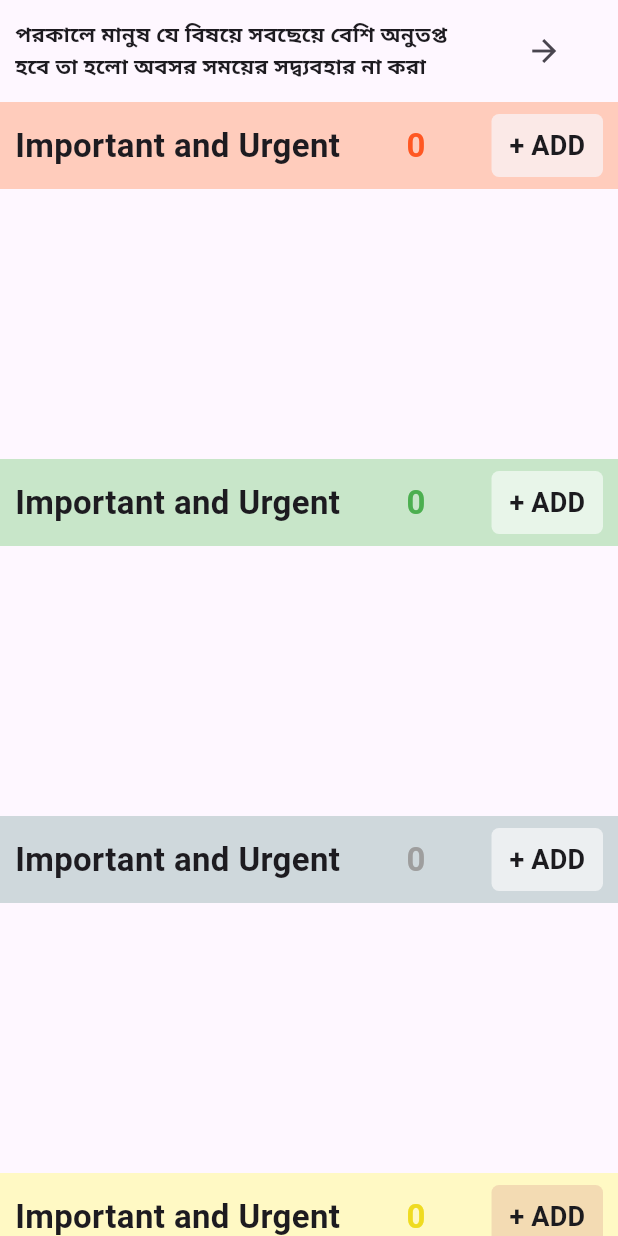
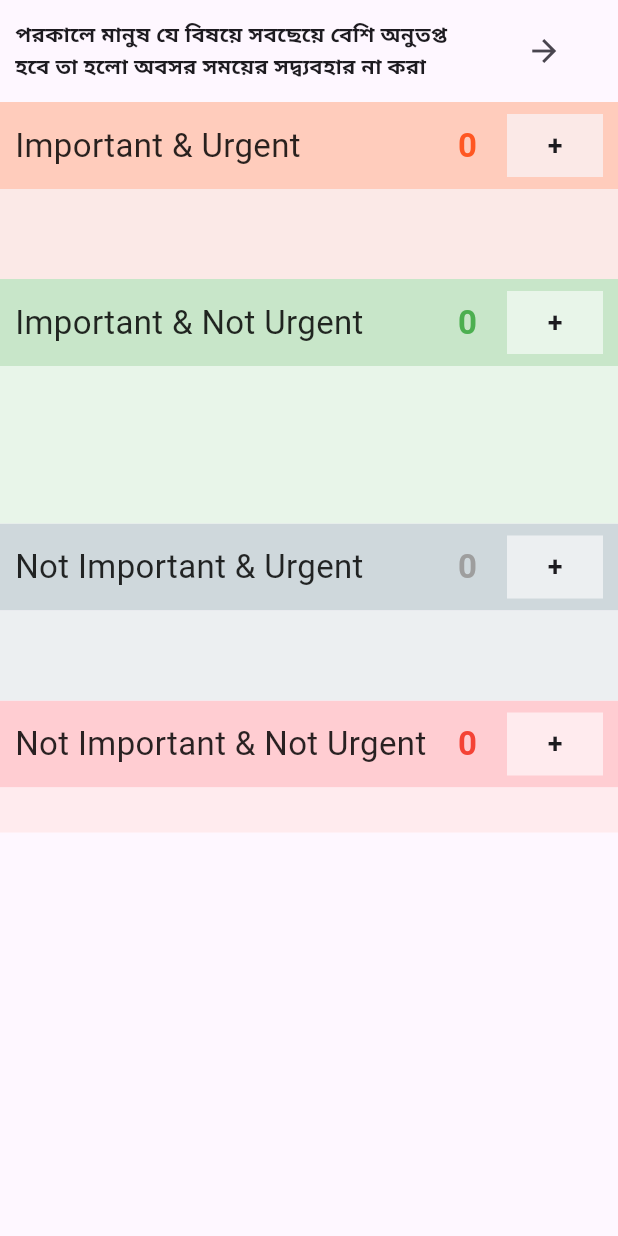
Before and after one commit to Mustack-Rabbi/isTimeManagement, a Flutter app: the screen it shows after launch, on a phone screen of 412 x 824 dp. Run offline on Flutter 3.47's test engine with Material 3 defaults, Android fonts, the phone set to English and light mode, and no system bars; our stand-ins replace animated_text_kit, lottie.

Commit message:
Color & some edite

```diff
--- a/lib/Screens/home_screen/body.dart
+++ b/lib/Screens/home_screen/body.dart
@@ -12,58 +12,50 @@ class Body extends StatefulWidget {
 }
 
 class _BodyState extends State<Body> {
-
-  AllList allList=AllList();
+  AllList allList = AllList();
   late TextEditingController textEditingController;
 
-
-  void updateList(int boxnumber, String value){
-
-      if(boxnumber==1){
+  void updateList(int boxnumber, String value) {
+    if (boxnumber == 1) {
       setState(() {
         allList.list1.add(value);
       });
-
-      }else if(boxnumber==2){
+    } else if (boxnumber == 2) {
       setState(() {
         allList.list2.add(value);
       });
-      }
-      else if(boxnumber==3){
+    } else if (boxnumber == 3) {
       setState(() {
         allList.list3.add(value);
       });
-      }else{
+    } else {
       setState(() {
         allList.list4.add(value);
       });
     }
   }
 
-  void removeList(int boxnumber,int index){
-    if(boxnumber==1){
+  void removeList(int boxnumber, int index) {
+    if (boxnumber == 1) {
       setState(() {
         allList.list1.removeAt(index);
       });
-
-    }else if(boxnumber==2){
+    } else if (boxnumber == 2) {
       setState(() {
         allList.list2.removeAt(index);
       });
-    }
-    else if(boxnumber==3){
+    } else if (boxnumber == 3) {
       setState(() {
         allList.list3.removeAt(index);
       });
-    }else{
+    } else {
       setState(() {
         allList.list4.removeAt(index);
       });
     }
   }
 
- void ShowDialogFunction(BuildContext context, int boxnumber){
-
+  void ShowDialogFunction(BuildContext context, int boxnumber) {
     showDialog(
       context: context,
       builder: (context) {
@@ -73,75 +65,58 @@ class _BodyState extends State<Body> {
             controller: textEditingController,
             decoration: InputDecoration(
               hintText: "Enter anything",
-
             ),
-
           ),
           actions: [
-
             TextButton(
-                onPressed: (){
+                onPressed: () {
                   Navigator.of(context).pop();
                 },
-                child: Text("cancel")
-            ),
-
+                child: Text("cancel")),
             TextButton(
-                onPressed: (){
-                  if(textEditingController.text.isNotEmpty){
-                    updateList(boxnumber,
-                        textEditingController.text
-                    );
+                onPressed: () {
+                  if (textEditingController.text.isNotEmpty) {
+                    updateList(boxnumber, textEditingController.text);
                     Navigator.of(context).pop();
                     textEditingController.clear();
                   }
-
                 },
-                child: Text("Add")
-            ),
-
-
-
+                child: Text("Add")),
           ],
         );
       },
     );
   }
 
-
-
   @override
   void initState() {
-
     super.initState();
-    textEditingController=TextEditingController();
+    textEditingController = TextEditingController();
   }
 
   @override
   Widget build(BuildContext context) {
-    return  SafeArea(
+    return SafeArea(
       child: CustomScrollView(
         slivers: [
           //top motivation bar
           SliverToBoxAdapter(
-
-            child:Container(
+            child: Container(
               padding: EdgeInsets.all(10),
               child: Row(
                 children: [
                   Expanded(
                     flex: 8,
-                      child: Text("পরকালে মানুষ যে বিষয়ে সবছেয়ে বেশি অনুতপ্ত হবে"
+                    child: Text(
+                      "পরকালে মানুষ যে বিষয়ে সবছেয়ে বেশি অনুতপ্ত হবে"
                       " তা হলো অবসর সময়ের সদ্ব্যবহার না করা",
-                      style: TextStyle(
-                        fontWeight: FontWeight.bold
-                      ),
+                      style: TextStyle(fontWeight: FontWeight.bold),
                     ),
                   ),
                   Expanded(
                       flex: 2,
                       child: IconButton(
-                        onPressed: (){},
+                        onPressed: () {},
                         icon: Icon(Icons.arrow_forward),
                       ))
                 ],
@@ -154,10 +129,11 @@ class _BodyState extends State<Body> {
             boxnumber: 1,
             list: allList.list1,
             showdialog: ShowDialogFunction,
-            bartext: "Important and Urgent",
-            barcolor: Color(0xffFFCCBC),
-            countcolor: Color(0xffFF5722),
-            buttonbacground: Color(0xffFBE9E7),
+            bartext: "Important & Urgent",
+            barcolor: kImUrPrimaryColor,
+            countcolor: kImUrCountTextColor,
+            buttonbacground: kImUrSecounderyColor,
+            listViewHeight: 60,
           ),
 
           Listbox(
@@ -165,10 +141,11 @@ class _BodyState extends State<Body> {
             boxnumber: 2,
             list: allList.list2,
             showdialog: ShowDialogFunction,
-            bartext: "Important and Urgent",
-            barcolor: Color(0xffC8E6C9),
-            countcolor: Color(0xff4CAF50),
-            buttonbacground: Color(0xffE8F5E9),
+            bartext: "Important & Not Urgent",
+            barcolor: kImNotUrPrimaryColor,
+            countcolor: kImNotUrCountTextColor,
+            buttonbacground: kImNotUrSecounderyColor,
+            listViewHeight: 105,
           ),
 
           Listbox(
@@ -176,10 +153,11 @@ class _BodyState extends State<Body> {
             list: allList.list3,
             boxnumber: 3,
             showdialog: ShowDialogFunction,
-            bartext: "Important and Urgent",
-            barcolor: Color(0xffCFD8DC),
-            countcolor: Color(0xff9E9E9E),
-            buttonbacground: Color(0xffECEFF1),
+            bartext: "Not Important & Urgent",
+            barcolor: kNotImUrPrimaryColor,
+            countcolor: kNotImUrCountTextColor,
+            buttonbacground: kNotImUrSecounderyColor,
+            listViewHeight: 60,
           ),
           //
           Listbox(
@@ -187,10 +165,11 @@ class _BodyState extends State<Body> {
             list: allList.list4,
             boxnumber: 4,
             showdialog: ShowDialogFunction,
-            bartext: "Important and Urgent",
-            barcolor: Color(0xffFFF9C4),
-            countcolor: Color(0xffefdb21),
-            buttonbacground: Color(0xfff3dbb3),
+            bartext: "Not Important & Not Urgent",
+            barcolor: kNotImNotUrPrimaryColor,
+            countcolor: kNotImNotUrCountTextColor,
+            buttonbacground: kNotImNotUrSecounderyColor,
+            listViewHeight: 30,
           ),
         ],
       ),
--- a/lib/Screens/widgets/list_box.dart
+++ b/lib/Screens/widgets/list_box.dart
@@ -1,5 +1,6 @@
 
 import 'package:flutter/material.dart';
+import 'package:flutter/widgets.dart';
 import 'package:is_time_management/Screens/utils/all_list.dart';
 
 import '../../helpers/constants/constants.dart';
@@ -8,6 +9,7 @@ class Listbox extends StatelessWidget {
   final Function(BuildContext,int) showdialog;
   final Function(int,int) removeList;
   final int boxnumber;
+  final double listViewHeight;
   final List<String> list;
   final String bartext;
   final Color barcolor;
@@ -15,8 +17,10 @@ class Listbox extends StatelessWidget {
   final Color buttonbacground;
 
 
+
+
   Listbox({required this.bartext, required this.barcolor,required this.countcolor,required this.buttonbacground,
-  required this.showdialog, required this.list, required this.boxnumber, required this.removeList
+  required this.showdialog, required this.list, required this.boxnumber, required this.removeList, required this.listViewHeight
   });
 
   @override
@@ -35,19 +39,23 @@ class Listbox extends StatelessWidget {
             child: Row(
               mainAxisAlignment: MainAxisAlignment.spaceBetween,
               children: [
-                Text(bartext,
-                  style:kTextstyle ,),
+                Expanded(
+                  flex: 1,
+                  child: Text(bartext,
+                    style:kTitleTextstyle),
+                ),
 
                 Text(list.length.toString(),style: kTextstyle.copyWith(
                   color:countcolor,
                 ), ),
+                SizedBox(width: 20),
 
                 TextButton(
 
                   onPressed: (){
                     showdialog(context,boxnumber);
                   },
-                  child: Text("+ ADD",
+                  child: Text("+",
                     style: kTextstyle.copyWith(
                         color: Color(0xff1C1B1F),
                         fontSize: 18
@@ -56,7 +64,7 @@ class Listbox extends StatelessWidget {
                   style: TextButton.styleFrom(
                     backgroundColor: buttonbacground,
                     shape: RoundedRectangleBorder(
-                        borderRadius: BorderRadius.circular(5)
+                        borderRadius: BorderRadius.circular(0)
                     ),
 
 
@@ -74,7 +82,8 @@ class Listbox extends StatelessWidget {
 
           //listview
           Container(
-            height: 180, // Adjust height as needed
+            color: buttonbacground,
+            height: listViewHeight, // Adjust height as needed
             child: ListView.builder(
               itemCount: list.length, // Replace with your data count
               itemBuilder: (context, index){
--- a/lib/helpers/constants/constants.dart
+++ b/lib/helpers/constants/constants.dart
@@ -5,8 +5,26 @@ import 'package:flutter/material.dart'  show Color, FontWeight, TextStyle;
 
 
 //Colors
+const kImUrPrimaryColor = Color(0xffFFCCBC);
+const kImUrSecounderyColor = Color(0xffFBE9E7);
+const kImUrCountTextColor = Color(0xffFF5722);
 
-const kPrimaryColor = Color(0xff009CFF);
+const kImNotUrPrimaryColor = Color(0xffC8E6C9);
+const kImNotUrSecounderyColor = Color(0xffE8F5E9);
+const kImNotUrCountTextColor = Color(0xff4CAF50);
+
+const kNotImUrPrimaryColor = Color(0xffCFD8DC);
+const kNotImUrSecounderyColor = Color(0xffECEFF1);
+const kNotImUrCountTextColor = Color(0xff9E9E9E);
+
+const kNotImNotUrPrimaryColor = Color(0xffFFCDD2);
+const kNotImNotUrSecounderyColor = Color(0xffFFEBEE);
+const kNotImNotUrCountTextColor = Color(0xffF44336);
+
+
+
+
+
 const kSecounderyColor = Color(0xff019DA2);
 const kBackgroundColor = Color(0xffF5F5F5);
 const kHeaderColor = Color(0xff000000);
@@ -23,9 +41,9 @@ final kHeadingTextStyle = TextStyle(
 );
 
 final kTitleTextstyle = TextStyle(
-  fontSize: 14,
+  fontSize: 22,
   color: kHeaderColor.withOpacity(0.84),
-  fontWeight: FontWeight.w400,
+ fontWeight: FontWeight.w400,
 );
 
 final kTextstyle=TextStyle(
--- a/lib/main.dart
+++ b/lib/main.dart
@@ -1,4 +1,5 @@
 import 'package:flutter/material.dart';
+import 'package:is_time_management/Screens/home_screen/body.dart';
 import 'package:is_time_management/Screens/splash_screen.dart';
 
 void main() {
@@ -12,7 +13,9 @@ class MyApp extends StatelessWidget {
   Widget build(BuildContext context) {
     return MaterialApp(
       debugShowCheckedModeBanner: false,
-      home: SplashScreen(),
+      home: Scaffold(
+        body: Body(),
+      ),
     );
   }
 }
```
Lines whose indentation alone changed are shown as unchanged.
